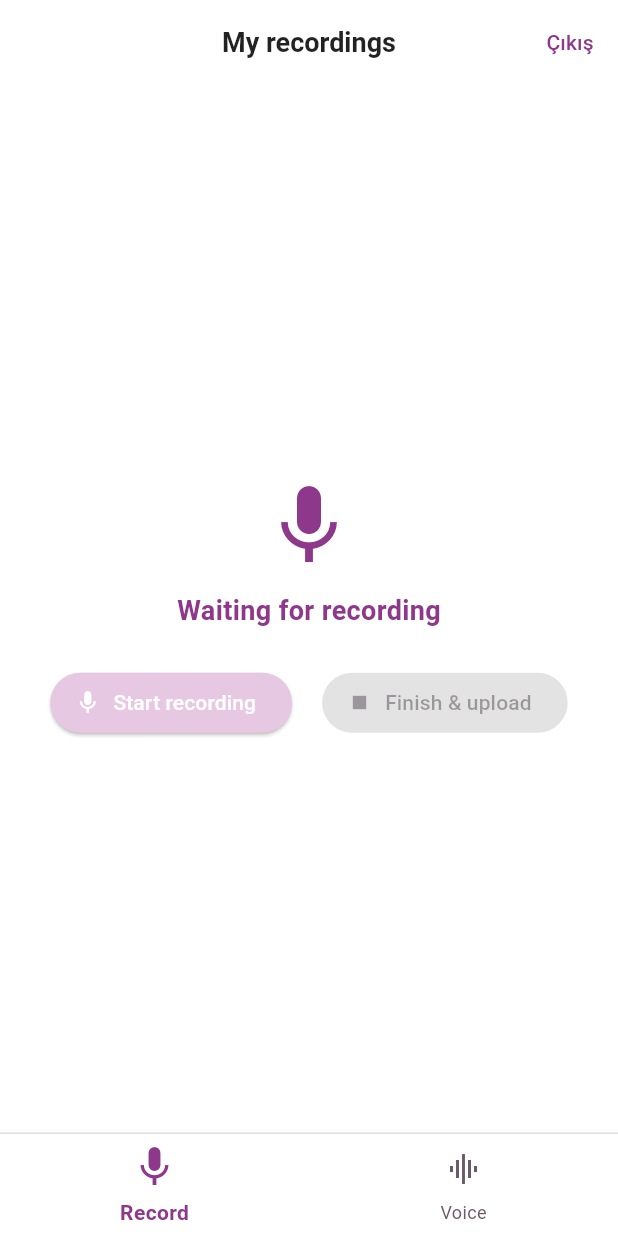
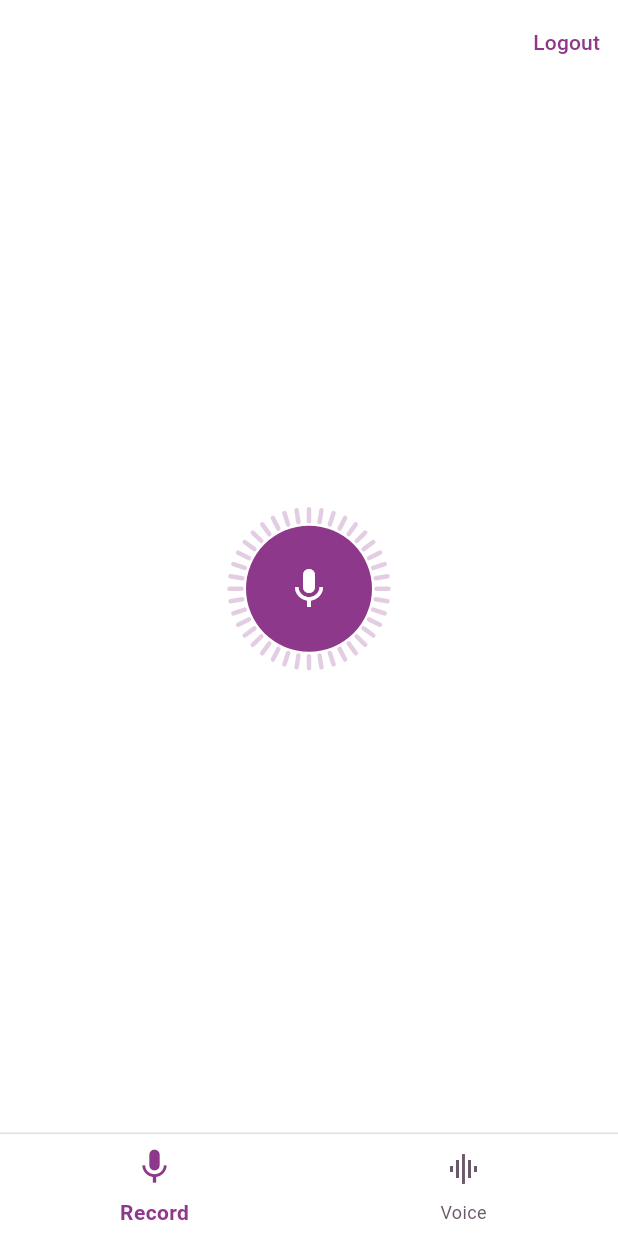
Before and after one commit to ElanurToptas/Archis-Academy, a Flutter app: the HomePage screen opened by its route, on a phone screen of 412 x 824 dp. Run offline on Flutter 3.47's test engine with Material 3 defaults, Android fonts, the phone set to English and light mode, and no system bars; our stand-ins replace audioplayers, cloud_firestore, easy_localization, firebase_auth, firebase_core, firebase_messaging and 4 more; missing offline and left inert: record; accounts and stored records are empty.

Commit message:
feat: add voice recording feature

```diff
--- a/assets/translations/en-US.json
+++ b/assets/translations/en-US.json
@@ -64,6 +64,8 @@
     "recordingStatus": "Recording · %s",
     "waitingStatus": "Waiting for recording",
     "startButton": "Start recording",
-    "stopButton": "Finish & upload"
+    "stopButton": "Finish & upload",
+    "timeUp": "Time is up",
+    "logout": "Logout"
   }
 }
--- a/assets/translations/tr-TR.json
+++ b/assets/translations/tr-TR.json
@@ -64,6 +64,8 @@
     "recordingStatus": "Kaydediliyor · %s",
     "waitingStatus": "Kayıt bekleniyor",
     "startButton": "Kaydı başlat",
-    "stopButton": "Bitir & yükle"
+    "stopButton": "Bitir & yükle",
+    "timeUp": "Süre doldu",
+    "logout": "Çıkış"
   }
 }
--- a/lib/app_view.dart
+++ b/lib/app_view.dart
@@ -16,7 +16,7 @@ class AppView extends StatelessWidget {
           overlayColor: MaterialStateProperty.all(Colors.transparent),
           iconTheme: WidgetStateProperty.resolveWith((states) {
             if (states.contains(WidgetState.selected)) {
-              return const IconThemeData(size: 32);
+              return const IconThemeData(size: 28);
             }
             return const IconThemeData(size: 24);
           }),
--- a/lib/features/home/views/home.dart
+++ b/lib/features/home/views/home.dart
@@ -1,10 +1,11 @@
 import 'dart:async';
+import 'dart:io';
 import 'package:archis_academy/core/navigation/app_router.dart';
-import 'package:archis_academy/features/home/model/voice_model.dart';
 import 'package:archis_academy/features/home/service/voice_service.dart';
 import 'package:archis_academy/features/auth/repository/auth_repository.dart';
+import 'package:archis_academy/features/home/widgets/recording_icon.dart';
+import 'package:archis_academy/features/home/widgets/waveform_painter.dart';
 import 'package:archis_academy/product/init/language/locale_keys.g.dart';
-import 'package:archis_academy/product/init/theme/app_theme.dart';
 import 'package:easy_localization/easy_localization.dart';
 import 'package:firebase_auth/firebase_auth.dart' hide AuthProvider;
 import 'package:flutter/foundation.dart';
@@ -30,9 +31,19 @@ class _HomePageState extends State<HomePage> {
 
   bool _isRecording = false;
   bool _isUploading = false;
+  bool _isProcessing = false;
   DateTime? _recordingStartedAt;
   Timer? _elapsedTimer;
-  Duration _elapsed = Duration.zero;
+  final ValueNotifier<Duration> _elapsedNotifier = ValueNotifier(Duration.zero);
+
+  static const int _barCount = 40;
+  static const int _maxRecordingSeconds = 120;
+
+  StreamSubscription<Amplitude>? _amplitudeSub;
+
+  final ValueNotifier<List<double>> _amplitudesNotifier = ValueNotifier(
+    List.filled(_barCount, 0.0, growable: true),
+  );
 
   @override
   void initState() {
@@ -43,6 +54,9 @@ class _HomePageState extends State<HomePage> {
   @override
   void dispose() {
     _elapsedTimer?.cancel();
+    _amplitudeSub?.cancel();
+    _elapsedNotifier.dispose();
+    _amplitudesNotifier.dispose();
     if (_isRecording) {
       _audioRecorder.stop();
     }
@@ -91,7 +105,15 @@ class _HomePageState extends State<HomePage> {
     return requested.isGranted;
   }
 
+  double _normalizeAmplitude(double db) {
+    const minDb = -45.0;
+    const maxDb = 0.0;
+    final clamped = db.clamp(minDb, maxDb);
+    return (clamped - minDb) / (maxDb - minDb);
+  }
+
   Future<void> _kaydiBaslat() async {
+    _isProcessing = true;
     try {
       final hasPermission = await _ensureMicrophonePermission();
       if (!hasPermission) {
@@ -99,25 +121,45 @@ class _HomePageState extends State<HomePage> {
         return;
       }
 
-      // Kayıtları kalıcı olarak saklamak için uygulama belgeler dizinini
-      // kullanıyoruz — geçici dizin (temp) sistem tarafından silinebilir.
       final directory = await getApplicationDocumentsDirectory();
       final path =
           '${directory.path}/record_${DateTime.now().millisecondsSinceEpoch}.m4a';
 
       const config = RecordConfig(encoder: AudioEncoder.aacLc);
+
       await _audioRecorder.start(config, path: path);
-
-      if (!mounted) return;
+      if (!mounted) {
+        await _audioRecorder.stop();
+        return;
+      }
 
       _recordingStartedAt = DateTime.now();
-      _elapsed = Duration.zero;
+      _elapsedNotifier.value = Duration.zero;
+      _amplitudesNotifier.value = List.filled(_barCount, 0.0, growable: true);
+
       _elapsedTimer?.cancel();
+
       _elapsedTimer = Timer.periodic(const Duration(seconds: 1), (_) {
         if (!mounted) return;
-        setState(() {
-          _elapsed = DateTime.now().difference(_recordingStartedAt!);
+        final newElapsed = DateTime.now().difference(_recordingStartedAt!);
+        _elapsedNotifier.value = newElapsed;
+
+        if (newElapsed.inSeconds >= _maxRecordingSeconds && !_isProcessing) {
+          _showError(LocaleKeys.voice_timeUp.tr());
+          _kaydiDurdur();
+        }
       });
+
+      _amplitudeSub?.cancel();
+      _amplitudeSub = _audioRecorder
+          .onAmplitudeChanged(const Duration(milliseconds: 100))
+          .listen((amp) {
+                  debugPrint('amp.current: ${amp.current}');
+            if (!mounted) return;
+            final updated = List<double>.from(_amplitudesNotifier.value)
+              ..removeAt(0)
+              ..add(_normalizeAmplitude(amp.current));
+            _amplitudesNotifier.value = updated;
           });
 
       setState(() {
@@ -126,13 +168,17 @@ class _HomePageState extends State<HomePage> {
     } catch (e) {
       debugPrint('Kayıt başlatılırken hata oluştu: $e');
       _showError(LocaleKeys.voice_startFailed.tr());
+    } finally {
+      _isProcessing = false;
     }
   }
 
   Future<void> _kaydiDurdur() async {
+    _isProcessing = true;
     try {
       final path = await _audioRecorder.stop();
       _elapsedTimer?.cancel();
+      _amplitudeSub?.cancel();
 
       if (!mounted) return;
 
@@ -141,15 +187,19 @@ class _HomePageState extends State<HomePage> {
 
         setState(() {
           _isRecording = false;
-          _isUploading = true; // Yükleniyor durumunu açıyoruz
+          _isUploading = true;
         });
 
-        // 1. Firebase Storage ve Firestore'a Gönderim
         await _voiceService.uploadAndSaveVoice(
           filePath: path,
           userId: _currentUserId,
           durationSeconds: duration.inSeconds,
         );
+
+        final file = File(path);
+        if (await file.exists()) {
+          await file.delete();
+        }
 
         if (!mounted) return;
         setState(() {
@@ -163,11 +213,23 @@ class _HomePageState extends State<HomePage> {
       }
     } catch (e) {
       debugPrint('Kayıt durdurulamadı veya yüklenemedi: $e');
+      if (!mounted) return;
       setState(() {
         _isUploading = false;
         _isRecording = false;
       });
       _showError(LocaleKeys.voice_uploadFailed.tr());
+    } finally {
+      _isProcessing = false;
+    }
+  }
+
+  void _onTap() {
+    if (_isProcessing || _isUploading) return;
+    if (_isRecording) {
+      _kaydiDurdur();
+    } else {
+      _kaydiBaslat();
     }
   }
 
@@ -187,84 +249,75 @@ class _HomePageState extends State<HomePage> {
 
   @override
   Widget build(BuildContext context) {
+    final colorScheme = Theme.of(context).colorScheme;
     return Scaffold(
       appBar: AppBar(
-        centerTitle: true,
-        title: Text(LocaleKeys.voice_title.tr()),
         actions: [
           TextButton(
             onPressed: _logout,
             child: Text(
-              "Çıkış",
-              style: TextStyle(color: Theme.of(context).colorScheme.primary),
+              LocaleKeys.voice_logout.tr(),
+              style: TextStyle(color: colorScheme.primary),
             ),
           ),
         ],
       ),
       body: SafeArea(
+        child: Center(
+          child: GestureDetector(
+            onTap: _onTap,
+            behavior: HitTestBehavior.opaque,
             child: Column(
-          mainAxisAlignment: MainAxisAlignment.center,
+              mainAxisSize: MainAxisSize.min,
               children: [
                 if (_isUploading) ...[
                   const CircularProgressIndicator(),
-              const SizedBox(height: 12),
+                  const SizedBox(height: 16),
                   Text(
                     LocaleKeys.voice_uploading.tr(),
                     style: const TextStyle(fontWeight: FontWeight.w500),
                   ),
                   const SizedBox(height: 12),
                 ] else ...[
-              Icon(
-                Icons.mic,
-                size: 64,
+                  ValueListenableBuilder<List<double>>(
+                    valueListenable: _amplitudesNotifier,
+                    builder: (context, amplitudes, child) {
+                      return SizedBox(
+                        height: 220,
+                        width: 220,
+                        child: CustomPaint(
+                          painter: WaveformPainter(
+                            amplitudes: amplitudes,
                             color: _isRecording
-                    ? Theme.of(context).colorScheme.error
-                    : Theme.of(context).colorScheme.primary,
+                                ? Colors.red
+                                : colorScheme.primary,
+                            isRecording: _isRecording,
                           ),
-              const SizedBox(height: 12),
-              Text(
+                         child: RecordingIcon(isRecording: _isRecording),
+                        ),
+                      );
+                    },
+                  ),
+
+                  ValueListenableBuilder<Duration>(
+                    valueListenable: _elapsedNotifier,
+                    builder: (context, elapsed, _) {
+                      return Text(
                         _isRecording
-                    ? _formatDuration(_elapsed.inSeconds)
-                    : LocaleKeys.voice_waitingStatus.tr(),
+                            ? _formatDuration(elapsed.inSeconds)
+                            : "",
                         style: TextStyle(
-                  color: Theme.of(context).colorScheme.primary,
+                          color: colorScheme.primary,
                           fontWeight: FontWeight.w600,
                           fontSize: 18,
                         ),
+                      );
+                    },
                   ),
                 ],
-            const SizedBox(height: 24),
-            Row(
-              mainAxisAlignment: MainAxisAlignment.center,
-              children: [
-                ElevatedButton.icon(
-                  onPressed: (_isRecording || _isUploading)
-                      ? null
-                      : _kaydiBaslat,
-                  icon: const Icon(Icons.mic),
-                  label: Text(LocaleKeys.voice_startButton.tr()),
-                  style: ElevatedButton.styleFrom(
-                    backgroundColor: AppTheme.startButtonBg,
-                    foregroundColor: Theme.of(context).colorScheme.onPrimary,
+              ],
             ),
           ),
-                const SizedBox(width: 20),
-                ElevatedButton.icon(
-                  onPressed: (!_isRecording || _isUploading)
-                      ? null
-                      : _kaydiDurdur,
-                  icon: const Icon(Icons.stop),
-                  label: Text(LocaleKeys.voice_stopButton.tr()),
-                  style: ElevatedButton.styleFrom(
-                    backgroundColor: Theme.of(
-                      context,
-                    ).colorScheme.errorContainer,
-                    foregroundColor: Theme.of(context).colorScheme.onError,
-                  ),
-                ),
-              ],
-            ),
-          ],
         ),
       ),
     );
--- /dev/null
+++ b/lib/features/home/widgets/recording_icon.dart
@@ -0,0 +1,27 @@
+import 'package:flutter/material.dart';
+
+class RecordingIcon extends StatelessWidget {
+  const RecordingIcon({super.key, required this.isRecording});
+
+  final bool isRecording;
+
+  @override
+  Widget build(BuildContext context) {
+    final colorScheme = Theme.of(context).colorScheme;
+    return Center(
+      child: Container(
+        width: 84,
+        height: 84,
+        decoration: BoxDecoration(
+          shape: BoxShape.circle,
+          color: isRecording ? Colors.red : colorScheme.primary,
+        ),
+        child: Icon(
+          isRecording ? Icons.stop : Icons.mic,
+          color: Colors.white,
+          size: 32,
+        ),
+      ),
+    );
+  }
+}
--- /dev/null
+++ b/lib/features/home/widgets/waveform_painter.dart
@@ -0,0 +1,53 @@
+import 'dart:math';
+import 'package:flutter/material.dart';
+
+class WaveformPainter extends CustomPainter {
+  WaveformPainter({
+    required this.amplitudes,
+    required this.color,
+    required this.isRecording,
+  });
+
+  final List<double> amplitudes;
+  final Color color;
+  final bool isRecording;
+
+  @override
+  void paint(Canvas canvas, Size size) {
+    final paint = Paint()
+      ..color = color.withValues(alpha: isRecording ? 0.85 : 0.25)
+      ..strokeWidth = 3
+      ..strokeCap = StrokeCap.round;
+
+    final center = Offset(size.width / 2, size.height / 2);
+    const baseRadius = 45.0;
+    final count = amplitudes.length;
+
+    if (count == 0) return;
+
+    for (var i = 0; i < count; i++) {
+      final angle = (i / count) * 2 * pi;
+
+      final normalized = isRecording ? amplitudes[i] : 0.05;
+      final barLength = max(8.0, normalized * 40.0);
+
+      final startX = center.dx + baseRadius * cos(angle);
+      final startY = center.dy + baseRadius * sin(angle);
+
+      final endX = center.dx + (baseRadius + barLength) * cos(angle);
+      final endY = center.dy + (baseRadius + barLength) * sin(angle);
+
+      canvas.drawLine(
+        Offset(startX, startY),
+        Offset(endX, endY),
+        paint,
+      );
+    }
+  }
+
+  @override
+  bool shouldRepaint(covariant WaveformPainter oldDelegate) =>
+      oldDelegate.amplitudes != amplitudes ||
+      oldDelegate.isRecording != isRecording ||
+      oldDelegate.color != color;
+}
```
Also changed, not shown: lib/features/record/view/record.dart (+9 -8 lines), lib/product/init/theme/app_theme.dart (+20 -8 lines), lib/product/init/language/locale_keys.g.dart. Lines whose indentation alone changed are shown as unchanged.
